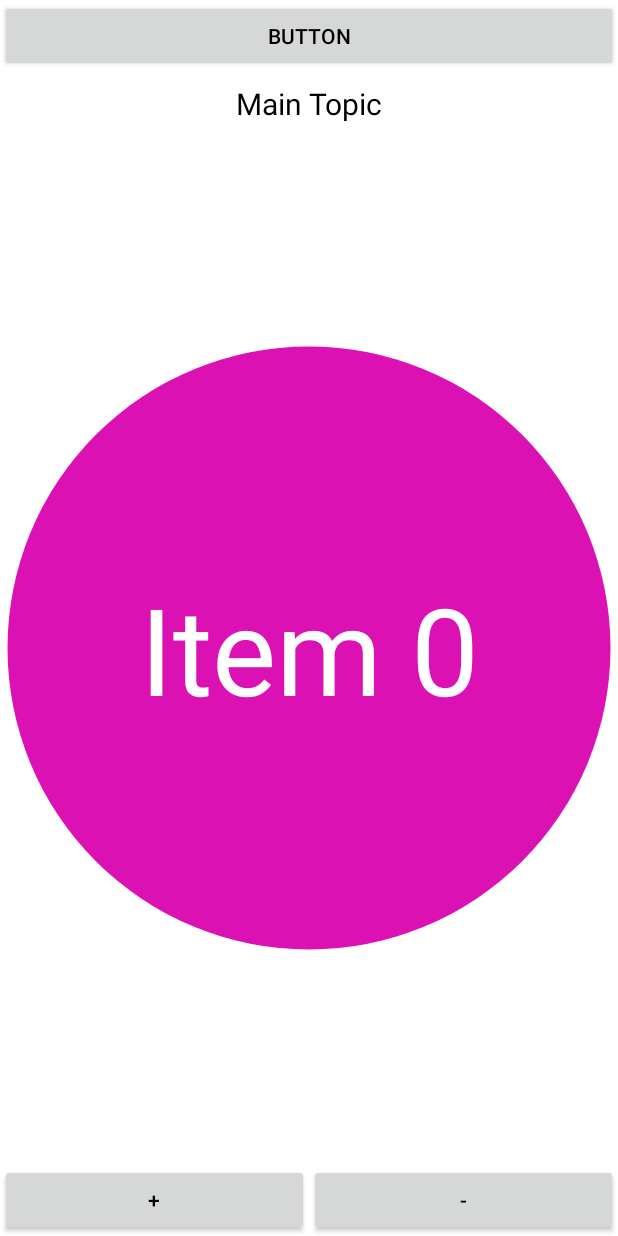
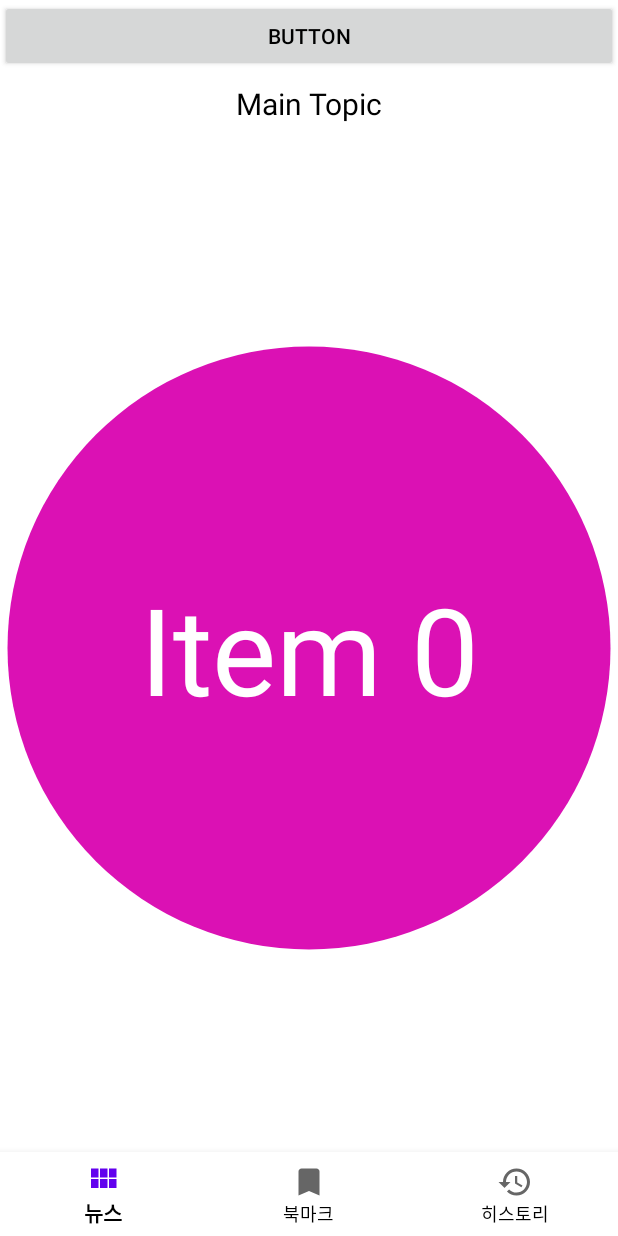
Before and after one commit to dndgus482/Sorticle, an Android app: the screen it shows after launch (MainActivity), on a phone screen of 412 x 824 dp. Run offline under Robolectric (Android 15) with nearby library versions, the phone set to English and light mode, and no system bars.

Commit message:
Add bottom navigation template

```diff
--- /dev/null
+++ b/android/app/src/main/res/drawable/ic_bookmark_black_24dp.xml
@@ -0,0 +1,5 @@
+<vector android:height="24dp" android:tint="#8F9294"
+    android:viewportHeight="24.0" android:viewportWidth="24.0"
+    android:width="24dp" xmlns:android="http://schemas.android.com/apk/res/android">
+    <path android:fillColor="#8F9294" android:pathData="M17,3H7c-1.1,0 -1.99,0.9 -1.99,2L5,21l7,-3 7,3V5c0,-1.1 -0.9,-2 -2,-2z"/>
+</vector>
--- /dev/null
+++ b/android/app/src/main/res/drawable/ic_history_black_24dp.xml
@@ -0,0 +1,5 @@
+<vector android:height="24dp" android:tint="#8F9294"
+    android:viewportHeight="24.0" android:viewportWidth="24.0"
+    android:width="24dp" xmlns:android="http://schemas.android.com/apk/res/android">
+    <path android:fillColor="#8F9294" android:pathData="M13,3c-4.97,0 -9,4.03 -9,9L1,12l3.89,3.89 0.07,0.14L9,12L6,12c0,-3.87 3.13,-7 7,-7s7,3.13 7,7 -3.13,7 -7,7c-1.93,0 -3.68,-0.79 -4.94,-2.06l-1.42,1.42C8.27,19.99 10.51,21 13,21c4.97,0 9,-4.03 9,-9s-4.03,-9 -9,-9zM12,8v5l4.28,2.54 0.72,-1.21 -3.5,-2.08L13.5,8L12,8z"/>
+</vector>
--- /dev/null
+++ b/android/app/src/main/res/drawable/ic_view_module_black_24dp.xml
@@ -0,0 +1,5 @@
+<vector android:height="24dp" android:tint="#8F9294"
+    android:viewportHeight="24.0" android:viewportWidth="24.0"
+    android:width="24dp" xmlns:android="http://schemas.android.com/apk/res/android">
+    <path android:fillColor="#8F9294" android:pathData="M4,11h5L9,5L4,5v6zM4,18h5v-6L4,12v6zM10,18h5v-6h-5v6zM16,18h5v-6h-5v6zM10,11h5L15,5h-5v6zM16,5v6h5L21,5h-5z"/>
+</vector>
--- a/android/app/src/main/res/layout/activity_main.xml
+++ b/android/app/src/main/res/layout/activity_main.xml
@@ -1,11 +1,24 @@
+<androidx.constraintlayout.widget.ConstraintLayout xmlns:app="http://schemas.android.com/apk/res-auto"
+    xmlns:tools="http://schemas.android.com/tools"
+    android:layout_width="match_parent"
+    android:layout_height="match_parent"
+    xmlns:android="http://schemas.android.com/apk/res/android"
+    android:id="@+id/main_f">
+
+    <com.google.android.material.bottomnavigation.BottomNavigationView
+        android:id="@+id/bottom_navi"
+        android:layout_width="match_parent"
+        android:layout_height="wrap_content"
+        app:itemBackground="@android:color/white"
+        app:layout_constraintBottom_toBottomOf="@id/main_frame"
+        app:menu="@menu/main_menu" />
+
     <androidx.coordinatorlayout.widget.CoordinatorLayout
-    xmlns:android="http://schemas.android.com/apk/res/android"
+        android:id="@+id/main_frame"
         android:layout_width="match_parent"
         android:layout_height="match_parent">
 
-    <LinearLayout xmlns:android="http://schemas.android.com/apk/res/android"
-    xmlns:app="http://schemas.android.com/apk/res-auto"
-    xmlns:tools="http://schemas.android.com/tools"
+        <LinearLayout
             android:layout_width="match_parent"
             android:layout_height="match_parent"
             tools:context=".MainActivity"
@@ -49,4 +62,9 @@
 
 
     <include layout="@layout/fragment_item_list" />
+
+
     </androidx.coordinatorlayout.widget.CoordinatorLayout>
+
+
+</androidx.constraintlayout.widget.ConstraintLayout>
--- /dev/null
+++ b/android/app/src/main/res/menu/main_menu.xml
@@ -0,0 +1,22 @@
+<?xml version="1.0" encoding="utf-8"?>
+<menu xmlns:android="http://schemas.android.com/apk/res/android">
+
+    <item
+        android:id="@+id/action_news"
+        android:enabled="true"
+        android:icon="@drawable/ic_view_module_black_24dp"
+        android:title="@string/news"/>
+
+    <item
+        android:id="@+id/action_bookmark"
+        android:enabled="true"
+        android:icon="@drawable/ic_bookmark_black_24dp"
+        android:title="@string/bookmark"/>
+
+    <item
+        android:id="@+id/action_setting"
+        android:enabled="true"
+        android:icon="@drawable/ic_history_black_24dp"
+        android:title="@string/history"/>
+
+</menu>
--- a/android/app/src/main/res/values/strings.xml
+++ b/android/app/src/main/res/values/strings.xml
@@ -1,4 +1,7 @@
 <resources>
     <string name="app_name">android</string>
     <string name="peek_height">200dp</string>
+    <string name="history">히스토리</string>
+    <string name="bookmark">북마크</string>
+    <string name="news">뉴스</string>
 </resources>
--- a/android/app/src/main/res/values/styles.xml
+++ b/android/app/src/main/res/values/styles.xml
@@ -14,5 +14,4 @@
         <item name="android:background">@drawable/rounded_sheet</item>
     </style>
 
-
 </resources>
```
Lines whose indentation alone changed are shown as unchanged.
